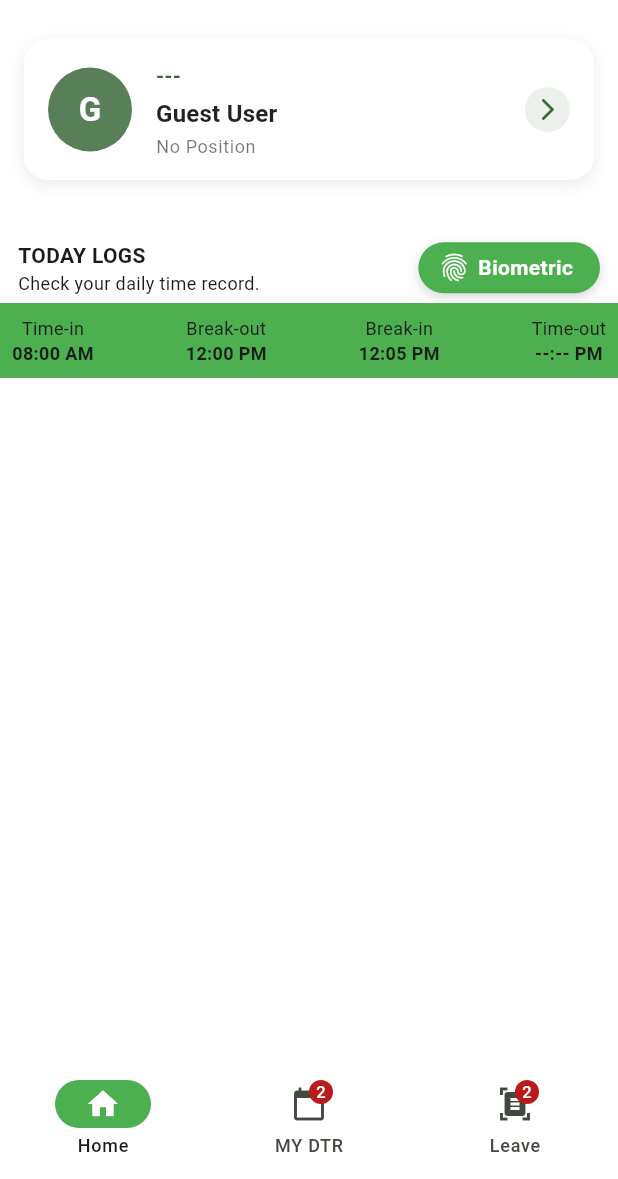
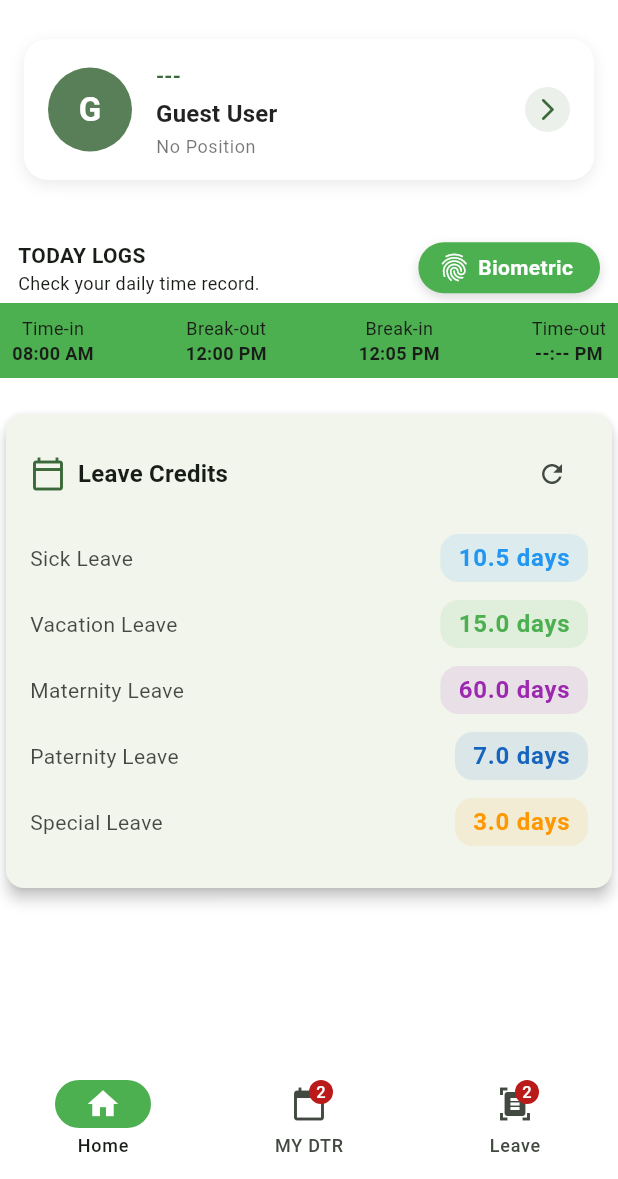
Before and after one commit to TjayAmit/portal, a Flutter app: the LayoutPage screen opened by its route, on a phone screen of 412 x 824 dp, the part 57-1236 px from its top. Run offline on Flutter 3.47's test engine with Material 3 defaults, Android fonts, the phone set to English and light mode, and no system bars; our stand-ins replace flutter_riverpod, google_fonts, local_auth; network calls fail.

Commit message:
feat: added leave credits for home page to render the employee leave credits

```diff
--- /dev/null
+++ b/lib/core/widgets/cards/leave_credits_card.dart
@@ -0,0 +1,127 @@
+
+import 'package:flutter/material.dart';
+import 'package:flutter_riverpod/flutter_riverpod.dart';
+import 'package:zcmc_portal/src/leave_applications/provider/leave_provider.dart';
+
+class LeaveCreditsCard extends ConsumerWidget {
+  const LeaveCreditsCard({Key? key}) : super(key: key);
+
+  @override
+  Widget build(BuildContext context, WidgetRef ref) {
+    final leaveState = ref.watch(leaveControllerProvider);
+    final theme = Theme.of(context);
+    final textTheme = theme.textTheme;
+
+    if (leaveState.isLoading) {
+      return const Center(child: CircularProgressIndicator());
+    }
+
+    if (leaveState.error != null) {
+      return Center(
+        child: Text(
+          'Error loading leave balances: ${leaveState.error}',
+          style: textTheme.bodyMedium?.copyWith(color: theme.colorScheme.error),
+        ),
+      );
+    }
+
+    final leaveBalances = leaveState.leaveBalances;
+
+    if (leaveBalances.isEmpty) {
+      return const Center(child: Text('No leave balances available'));
+    }
+
+    return Card(
+      elevation: 4,
+      shape: RoundedRectangleBorder(
+        borderRadius: BorderRadius.circular(12),
+      ),
+      child: Padding(
+        padding: const EdgeInsets.all(16.0),
+        child: Column(
+          crossAxisAlignment: CrossAxisAlignment.start,
+          children: [
+            Row(
+              children: [
+                Icon(Icons.calendar_today_outlined, color: theme.primaryColor),
+                const SizedBox(width: 8),
+                Text(
+                  'Leave Credits',
+                  style: textTheme.titleMedium?.copyWith(
+                    fontWeight: FontWeight.bold,
+                    color: theme.colorScheme.onSurface,
+                  ),
+                ),
+                const Spacer(),
+                IconButton(
+                  icon: const Icon(Icons.refresh),
+                  onPressed: () => ref.read(leaveControllerProvider.notifier).fetchLeaveBalances(),
+                  iconSize: 20,
+                  padding: EdgeInsets.zero,
+                  constraints: const BoxConstraints(),
+                ),
+              ],
+            ),
+            const SizedBox(height: 16),
+            ...leaveBalances.entries.map((entry) {
+              return Padding(
+                padding: const EdgeInsets.only(bottom: 12.0),
+                child: Row(
+                  mainAxisAlignment: MainAxisAlignment.spaceBetween,
+                  children: [
+                    Text(
+                      _formatLeaveType(entry.key),
+                      style: textTheme.bodyMedium?.copyWith(
+                        color: theme.colorScheme.onSurface.withOpacity(0.8),
+                      ),
+                    ),
+                    Container(
+                      padding: const EdgeInsets.symmetric(
+                        horizontal: 12,
+                        vertical: 4,
+                      ),
+                      decoration: BoxDecoration(
+                        color: _getLeaveTypeColor(entry.key).withOpacity(0.1),
+                        borderRadius: BorderRadius.circular(12),
+                      ),
+                      child: Text(
+                        '${entry.value.toStringAsFixed(1)} days',
+                        style: textTheme.bodyLarge?.copyWith(
+                          fontWeight: FontWeight.bold,
+                          color: _getLeaveTypeColor(entry.key),
+                        ),
+                      ),
+                    ),
+                  ],
+                ),
+              );
+            }).toList(),
+          ],
+        ),
+      ),
+    );
+  }
+
+  String _formatLeaveType(String type) {
+    return type.split('_')
+        .map((word) => '${word[0].toUpperCase()}${word.substring(1)}')
+        .join(' ');
+  }
+
+  Color _getLeaveTypeColor(String type) {
+    switch (type.toLowerCase()) {
+      case 'sick_leave':
+        return Colors.blue;
+      case 'vacation_leave':
+        return Colors.green;
+      case 'maternity_leave':
+        return Colors.purple;
+      case 'paternity_leave':
+        return Colors.blue[800]!;
+      case 'special_leave':
+        return Colors.orange;
+      default:
+        return Colors.grey;
+    }
+  }
+}
--- a/lib/src/dashboard/view/dashboard_page.dart
+++ b/lib/src/dashboard/view/dashboard_page.dart
@@ -1,4 +1,5 @@
 import 'package:flutter/material.dart';
+import 'package:zcmc_portal/core/widgets/cards/leave_credits_card.dart';
 import 'package:zcmc_portal/core/widgets/cards/personal_information_card.dart';
 import 'package:zcmc_portal/core/widgets/cards/today_dtr_widget.dart';
 
@@ -12,6 +13,8 @@ class DashboardPage extends StatelessWidget {
         const PersonalInformationCard(),
         const SizedBox(height: 20),
         const TodayDTRWidget(),
+        const SizedBox(height: 20),
+        const LeaveCreditsCard(),
       ],
     );
   }
--- /dev/null
+++ b/lib/src/leave_applications/controller/leave_controller.dart
@@ -0,0 +1,43 @@
+import 'package:flutter_riverpod/flutter_riverpod.dart';
+import 'package:zcmc_portal/src/leave_applications/controller/leave_state.dart';
+
+class LeaveController extends StateNotifier<LeaveState> {
+  LeaveController() : super(_initialState);
+
+  static final _initialState = LeaveState(
+    leaveBalances: {
+      'sick_leave': 10.5,
+      'vacation_leave': 15.0,
+      'maternity_leave': 60.0,
+      'paternity_leave': 7.0,
+      'special_leave': 3.0,
+    },
+  );
+
+  // Example method to update leave balances
+  Future<void> fetchLeaveBalances() async {
+    try {
+      state = state.copyWith(isLoading: true);
+
+      // TODO: Replace with actual API call
+      await Future.delayed(const Duration(seconds: 1));
+
+      state = state.copyWith(
+        leaveBalances: {
+          'sick_leave': 10.5,
+          'vacation_leave': 15.0,
+          'maternity_leave': 60.0,
+          'paternity_leave': 7.0,
+          'special_leave': 3.0,
+        },
+        isLoading: false,
+      );
+    } catch (e) {
+      state = state.copyWith(
+        error: e.toString(),
+        isLoading: false,
+      );
+      rethrow;
+    }
+  }
+}
--- /dev/null
+++ b/lib/src/leave_applications/provider/leave_provider.dart
@@ -0,0 +1,7 @@
+import 'package:flutter_riverpod/flutter_riverpod.dart';
+import 'package:zcmc_portal/src/leave_applications/controller/leave_controller.dart';
+import 'package:zcmc_portal/src/leave_applications/controller/leave_state.dart';
+
+final leaveControllerProvider = StateNotifierProvider.autoDispose<LeaveController, LeaveState>(
+  (ref) => LeaveController(),
+);
```
Also changed, not shown: lib/src/leave_applications/controller/leave_state.dart (added, +39 -0 lines).
